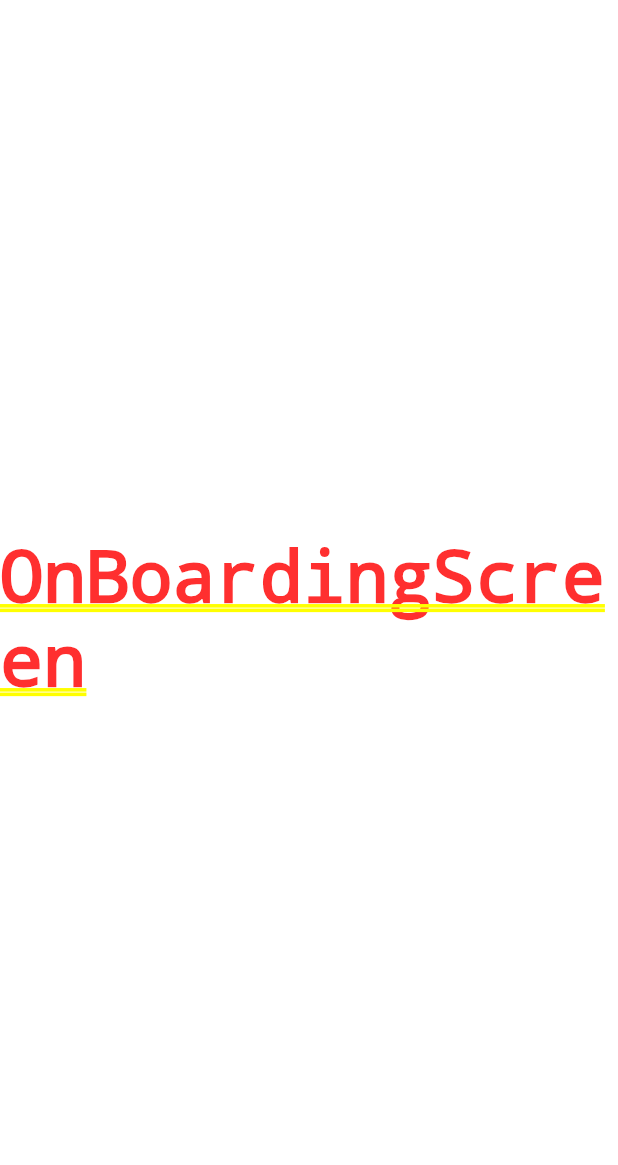
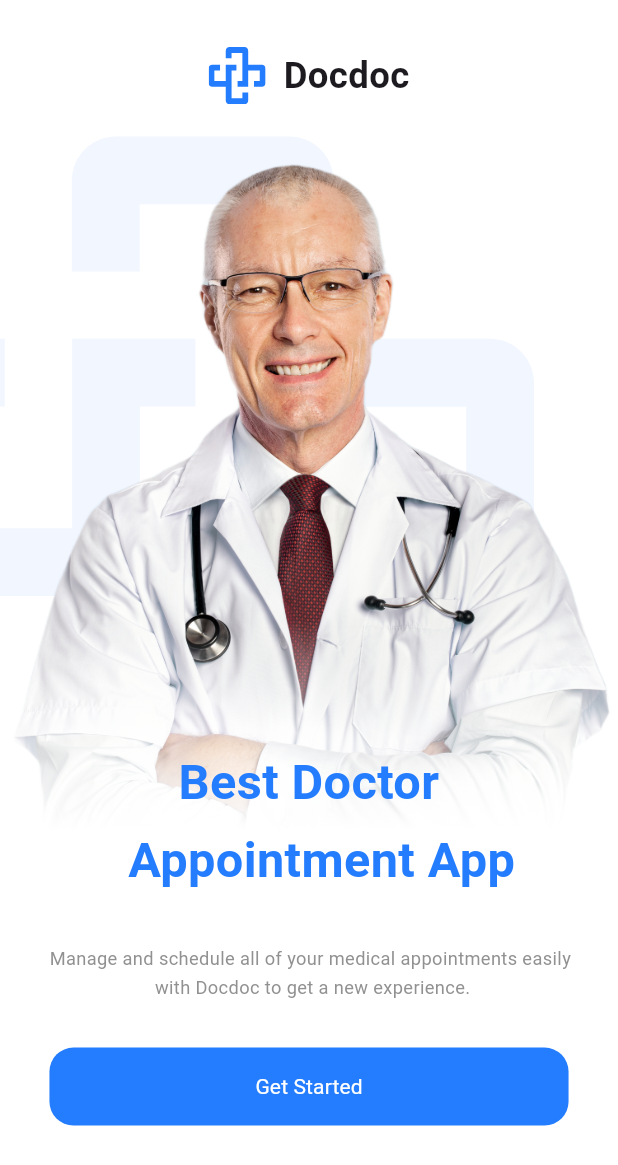
Before and after one commit to mahmoudashry98/doctor_app, a Flutter app: the screen it shows after launch, on a phone screen of 412 x 824 dp. Shown: the top 1165 px of the screen. Run offline on Flutter 3.47's test engine with Material 3 defaults, Android fonts, the phone set to English and light mode, and no system bars; our stand-ins replace flutter_screenutil, flutter_svg; Roboto replaces fonts that are missing (Cairo).

Commit message:
onBoarding screen

```diff
--- /dev/null
+++ b/lib/core/common/common_widgets.dart
@@ -0,0 +1,48 @@
+import 'package:flutter/material.dart';
+import 'package:flutter_screenutil/flutter_screenutil.dart';
+
+class CommonWidgets {
+  static Widget appText(
+    String text, {
+    bool isCenter = false,
+    double? size,
+    Color? textColor,
+    FontWeight fontWeight = FontWeight.normal,
+    TextOverflow? overflow,
+    TextDecoration? decoration,
+    int? maxLines,
+    TextDirection? textDirection,
+    TextAlign? textAlign,
+    double? height,
+  }) {
+    return Text(
+      text,
+      overflow: overflow,
+      maxLines: maxLines,
+      textDirection: textDirection,
+      style: TextStyle(
+          height: height ?? 1.6,
+          fontSize: size,
+          color: textColor,
+          fontWeight: fontWeight,
+          decoration: decoration,
+          fontFamily: 'Cairo'),
+      textAlign: isCenter ? TextAlign.center : textAlign ?? TextAlign.start,
+      softWrap: false,
+    );
+  }
+
+
+}
+
+Widget appHSpace(double height) {
+  return SizedBox(
+    height: height.h,
+  );
+}
+
+Widget appVSpace(double width) {
+  return SizedBox(
+    width: width.w,
+  );
+}
--- /dev/null
+++ b/lib/core/helpers/extensions.dart
@@ -0,0 +1,20 @@
+import 'package:flutter/material.dart';
+
+extension Navigation on BuildContext {
+  Future<dynamic> pushNamed(String routeName, {Object? arguments}) {
+    return Navigator.of(this).pushNamed(routeName, arguments: arguments);
+  }
+
+  Future<dynamic> pushReplacementNamed(String routeName, {Object? arguments}) {
+    return Navigator.of(this)
+        .pushReplacementNamed(routeName, arguments: arguments);
+  }
+
+  Future<dynamic> pushReplacementRemoveUntil(String routeName,
+      {Object? arguments, required RoutePredicate predicate}) {
+    return Navigator.of(this)
+        .pushNamedAndRemoveUntil(routeName, predicate, arguments: arguments);
+  }
+
+  void pop() => Navigator.of(this).pop();
+}
--- a/lib/features/login/onboarding/onboarding_screen.dart
+++ b/lib/features/login/onboarding/onboarding_screen.dart
@@ -1,14 +1,46 @@
+import 'package:doctor_app/core/common/common_widgets.dart';
+import 'package:doctor_app/core/theme/app_color.dart';
+import 'package:doctor_app/features/login/onboarding/widgets/doc_logo_and_name.dart';
+import 'package:doctor_app/features/login/onboarding/widgets/doctor_image_and_text.dart';
+import 'package:doctor_app/features/login/onboarding/widgets/get_started_button.dart';
 import 'package:flutter/material.dart';
+import 'package:flutter_screenutil/flutter_screenutil.dart';
 
 class OnBoardingScreen extends StatelessWidget {
   const OnBoardingScreen({super.key});
 
   @override
   Widget build(BuildContext context) {
-    return const Center(
-      child: Text(
-        'OnBoardingScreen',
-      ),
+    return SafeArea(
+      child: Scaffold(
+          body: SingleChildScrollView(
+        child: Padding(
+          padding: EdgeInsets.only(top: 30.h, bottom: 30.h),
+          child: Column(
+            children: [
+              const DocLogoAndName(),
+              appHSpace(20.h),
+              const DoctorImageAndText(),
+              Padding(
+                padding: EdgeInsets.symmetric(horizontal: 30.w),
+                child: Column(
+                  children: [
+                    CommonWidgets.appText(
+                      'Manage and schedule all of your medical appointments easily\n with Docdoc to get a new experience.',
+                      textAlign: TextAlign.center,
+                      overflow: TextOverflow.visible,
+                      size: 12.sp,
+                      textColor: AppColor.gray.withOpacity(0.8),
+                    ),
+                    appHSpace(30.h),
+                    const GetStartedButton()
+                  ],
+                ),
+              )
+            ],
+          ),
+        ),
+      )),
     );
   }
 }
--- /dev/null
+++ b/lib/features/login/onboarding/widgets/doc_logo_and_name.dart
@@ -0,0 +1,25 @@
+import 'package:doctor_app/core/common/common_widgets.dart';
+import 'package:flutter/material.dart';
+import 'package:flutter_screenutil/flutter_screenutil.dart';
+import 'package:flutter_svg/flutter_svg.dart';
+
+class DocLogoAndName extends StatelessWidget {
+  const DocLogoAndName({super.key});
+
+  @override
+  Widget build(BuildContext context) {
+    return Row(
+      mainAxisAlignment: MainAxisAlignment.center,
+      children: [
+        SvgPicture.asset('assets/svgs/Logo.svg'),
+        appVSpace(10),
+        CommonWidgets.appText(
+          'Docdoc',
+          fontWeight: FontWeight.w700,
+          size: 24.sp,
+        ),
+
+      ],
+    );
+  }
+}
--- /dev/null
+++ b/lib/features/login/onboarding/widgets/doctor_image_and_text.dart
@@ -0,0 +1,46 @@
+import 'package:doctor_app/core/common/common_widgets.dart';
+import 'package:doctor_app/core/theme/app_color.dart';
+import 'package:flutter/material.dart';
+import 'package:flutter_screenutil/flutter_screenutil.dart';
+import 'package:flutter_svg/flutter_svg.dart';
+
+class DoctorImageAndText extends StatelessWidget {
+  const DoctorImageAndText({super.key});
+
+  @override
+  Widget build(BuildContext context) {
+    return Stack(
+      // alignment: Alignment.center,
+      children: [
+        SvgPicture.asset(
+          'assets/svgs/logo_low_opacity.svg',
+        ),
+        Container(
+          foregroundDecoration: BoxDecoration(
+            gradient: LinearGradient(
+              colors: [Colors.white, Colors.white.withOpacity(0.0)],
+              begin: Alignment.bottomCenter,
+              end: Alignment.topCenter,
+              stops: const [0.14, 0.4],
+            ),
+          ),
+          child: Image.asset(
+            'assets/images/doctor.png',
+          ),
+        ),
+        Positioned(
+          bottom: 30,
+          left: 0,
+          right: 0,
+          child: CommonWidgets.appText(
+            'Best Doctor\n  Appointment App',
+            textAlign: TextAlign.center,
+            fontWeight: FontWeight.bold,
+            textColor: AppColor.mainBlue,
+            size: 32.sp,
+          ),
+        )
+      ],
+    );
+  }
+}
--- /dev/null
+++ b/lib/features/login/onboarding/widgets/get_started_button.dart
@@ -0,0 +1,34 @@
+import 'package:doctor_app/core/common/common_widgets.dart';
+import 'package:doctor_app/core/helpers/extensions.dart';
+import 'package:doctor_app/core/routing/routes.dart';
+import 'package:doctor_app/core/theme/app_color.dart';
+import 'package:flutter/material.dart';
+
+class GetStartedButton extends StatelessWidget {
+  const GetStartedButton({super.key});
+
+  @override
+  Widget build(BuildContext context) {
+    return TextButton(
+      style: ButtonStyle(
+        backgroundColor: MaterialStateProperty.all(AppColor.mainBlue),
+        tapTargetSize: MaterialTapTargetSize.shrinkWrap,
+        minimumSize: MaterialStateProperty.all(
+          const Size(double.infinity, 52),
+        ),
+        shape: MaterialStateProperty.all(
+          RoundedRectangleBorder(
+            borderRadius: BorderRadius.circular(16),
+          ),
+        ),
+      ),
+      onPressed: () {
+        context.pushNamed(Routes.loginScreen);
+      },
+      child: CommonWidgets.appText(
+        'Get Started',
+        textColor: Colors.white,
+      ),
+    );
+  }
+}
```
Also changed, not shown: pubspec.yaml (+3 -4 lines), assets/images/doctor.png (added), assets/svgs/Logo.svg (added), assets/svgs/logo_low_opacity.svg (added), 1 other file.
